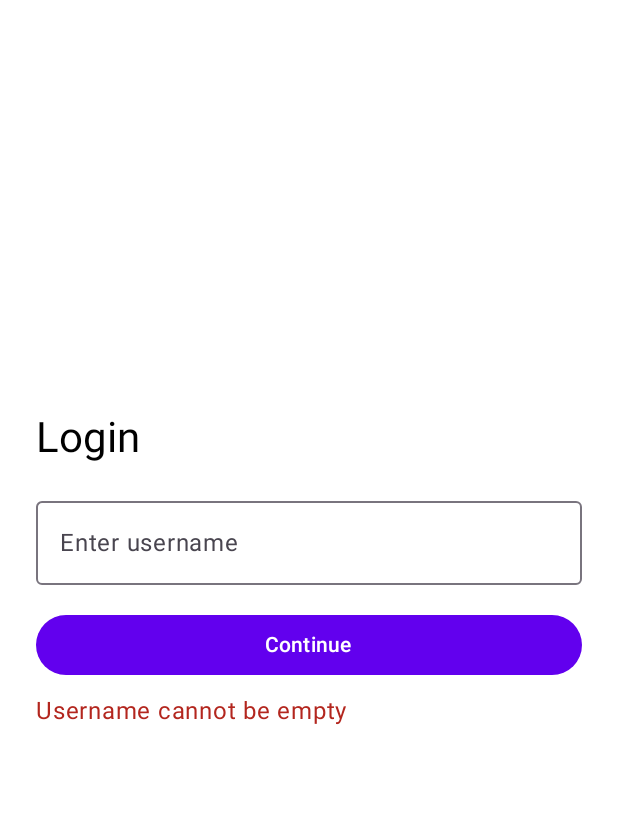
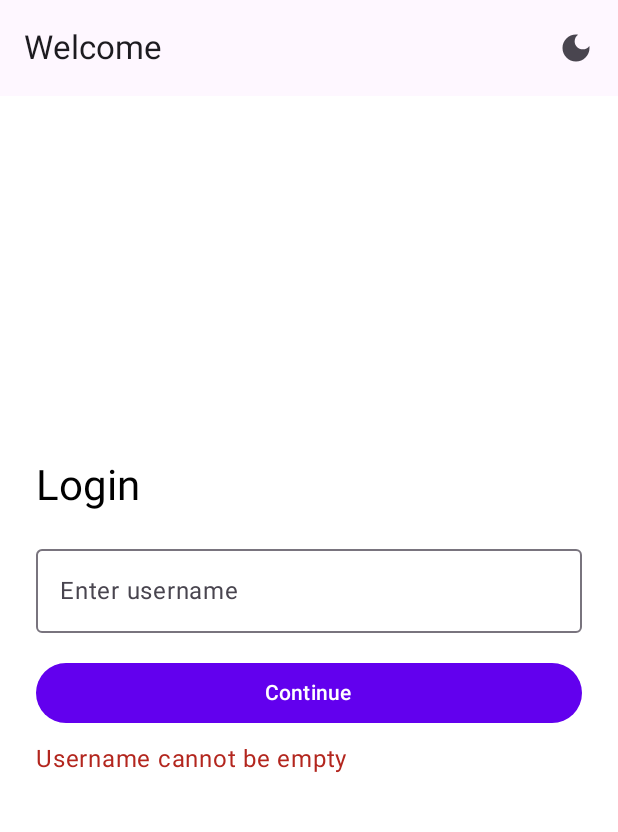
Before and after one commit to DejmianMihailov/Project-Logbook-Mobile, an Android app built with Jetpack Compose: the screen it shows after launch (MainActivity), after a tap on "Continue", on a phone screen of 412 x 824 dp, the part 96-928 px from its top. Run offline under Robolectric (Android 15) with nearby library versions, the phone set to English and light mode, and no system bars; our stand-ins replace Room's generated code.

```diff
--- a/app/src/main/java/com/example/mobilelogbook/ui/MainScreen.kt
+++ b/app/src/main/java/com/example/mobilelogbook/ui/MainScreen.kt
@@ -1,7 +1,6 @@
 package com.example.mobilelogbook.ui
 
 import android.content.res.Configuration
-import androidx.compose.ui.unit.dp
 import android.widget.Toast
 import androidx.compose.foundation.layout.*
 import androidx.compose.material.icons.Icons
@@ -14,6 +13,7 @@ import androidx.compose.runtime.*
 import androidx.compose.ui.Modifier
 import androidx.compose.ui.platform.LocalConfiguration
 import androidx.compose.ui.platform.LocalContext
+import androidx.compose.ui.unit.dp
 import androidx.navigation.compose.*
 import com.example.mobilelogbook.repository.FlightRepository
 import com.example.mobilelogbook.session.UserSession
@@ -31,14 +31,21 @@ fun MainScreen(
     val navController = rememberNavController()
     val isDarkTheme by themeViewModel.isDarkTheme.collectAsState()
     val context = LocalContext.current
-
     val configuration = LocalConfiguration.current
     val isLandscape = configuration.orientation == Configuration.ORIENTATION_LANDSCAPE
-    val isUserLoggedIn = UserSession.getUsername() != null
 
-    // 🛡️ Блокира достъпа до landscape layout ако потребителят не е логнат
-    if (isLandscape && !isUserLoggedIn) {
-        LoginScreen(navController = navController)
+    // 🔁 Реактивно състояние за логнат потребител
+    val usernameState = remember { mutableStateOf(UserSession.getUsername()) }
+
+    // 🛡️ Ако не е логнат и е в landscape → показваме Login ръчно
+    if (isLandscape && usernameState.value == null) {
+        LoginScreen(
+            navController = navController,
+            themeViewModel = themeViewModel,
+            onLoginSuccess = {
+                usernameState.value = UserSession.getUsername()
+            }
+        )
         return
     }
 
@@ -53,12 +60,17 @@ fun MainScreen(
                             contentDescription = "Toggle Theme"
                         )
                     }
-                    if (isUserLoggedIn) {
+                    if (usernameState.value != null) {
                         IconButton(onClick = {
                             UserSession.clear()
+                            usernameState.value = null
                             Toast.makeText(context, "Signed out successfully", Toast.LENGTH_SHORT).show()
-                            navController.navigate("login") {
-                                popUpTo("flightList") { inclusive = true }
+
+                            // ❗️ Навигация само в portrait
+                            if (!isLandscape) {
+                                navController.navigate("login") {
+                                    popUpTo("flightList") { inclusive = true }
+                                }
                             }
                         }) {
                             Icon(Icons.Default.Logout, contentDescription = "Sign Out")
@@ -68,7 +80,7 @@ fun MainScreen(
             )
         },
         floatingActionButton = {
-            if (!isLandscape && isUserLoggedIn) {
+            if (!isLandscape && usernameState.value != null) {
                 FloatingActionButton(onClick = {
                     navController.navigate("addFlight")
                 }) {
@@ -77,8 +89,8 @@ fun MainScreen(
             }
         }
     ) { padding ->
-        if (isLandscape && isUserLoggedIn) {
-            // 🖥️ Landscape режим – два панела
+        if (isLandscape && usernameState.value != null) {
+            // 💻 Split layout на таблет
             Row(
                 modifier = Modifier
                     .fillMaxSize()
@@ -98,14 +110,26 @@ fun MainScreen(
                 )
             }
         } else {
-            // 📱 Portrait режим – класическа навигация
+            // 📱 Навигация за телефон/portrait
             NavHost(
                 navController = navController,
-                startDestination = if (isUserLoggedIn) "flightList" else "login",
+                startDestination = if (usernameState.value != null) "flightList" else "login",
                 modifier = Modifier.padding(padding)
             ) {
                 composable("login") {
-                    LoginScreen(navController)
+                    LoginScreen(
+                        navController = navController,
+                        themeViewModel = themeViewModel,
+                        onLoginSuccess = {
+                            usernameState.value = UserSession.getUsername()
+                            // ✅ Само в portrait навигираме
+                            if (!isLandscape) {
+                                navController.navigate("flightList") {
+                                    popUpTo("login") { inclusive = true }
+                                }
+                            }
+                        }
+                    )
                 }
                 composable("flightList") {
                     FlightListScreen(navController, repository)
--- a/app/src/main/java/com/example/mobilelogbook/ui/screens/LoginScreen.kt
+++ b/app/src/main/java/com/example/mobilelogbook/ui/screens/LoginScreen.kt
@@ -1,31 +1,80 @@
 package com.example.mobilelogbook.ui.screens
 
+import android.content.res.Configuration
+import android.widget.Toast
 import androidx.compose.foundation.layout.*
+import androidx.compose.material.icons.Icons
+import androidx.compose.material.icons.filled.DarkMode
+import androidx.compose.material.icons.filled.LightMode
 import androidx.compose.material3.*
 import androidx.compose.runtime.*
 import androidx.compose.ui.Modifier
+import androidx.compose.ui.platform.LocalConfiguration
+import androidx.compose.ui.platform.LocalContext
 import androidx.compose.ui.unit.dp
 import androidx.navigation.NavController
 import com.example.mobilelogbook.session.UserSession
+import com.example.mobilelogbook.ui.theme.ThemeViewModel
 
+@OptIn(ExperimentalMaterial3Api::class)
 @Composable
-fun LoginScreen(navController: NavController) {
+fun LoginScreen(
+    navController: NavController,
+    onLoginSuccess: () -> Unit,
+    themeViewModel: ThemeViewModel
+) {
+    val context = LocalContext.current
+    val isDarkTheme by themeViewModel.isDarkTheme.collectAsState()
+
+    val configuration = LocalConfiguration.current
+    val isLandscape = configuration.orientation == Configuration.ORIENTATION_LANDSCAPE
+
     var username by remember { mutableStateOf("") }
-    var error by remember { mutableStateOf("") }
+    var errorMessage by remember { mutableStateOf("") }
 
+    // ✅ Автоматично логване само в portrait режим
+    LaunchedEffect(Unit) {
+        val savedUser = UserSession.getUsername()
+        if (!savedUser.isNullOrEmpty() && !isLandscape) {
+            onLoginSuccess()
+        }
+    }
+
+    Scaffold(
+        topBar = {
+            TopAppBar(
+                title = { Text("Welcome") },
+                actions = {
+                    IconButton(onClick = { themeViewModel.toggleTheme() }) {
+                        Icon(
+                            imageVector = if (isDarkTheme) Icons.Default.LightMode else Icons.Default.DarkMode,
+                            contentDescription = "Toggle Theme"
+                        )
+                    }
+                }
+            )
+        }
+    ) { padding ->
         Column(
             modifier = Modifier
                 .fillMaxSize()
+                .padding(padding)
                 .padding(24.dp),
             verticalArrangement = Arrangement.Center
         ) {
-        Text("Login", style = MaterialTheme.typography.headlineMedium)
+            Text(
+                text = "Login",
+                style = MaterialTheme.typography.headlineMedium
+            )
 
             Spacer(modifier = Modifier.height(16.dp))
 
             OutlinedTextField(
                 value = username,
-            onValueChange = { username = it },
+                onValueChange = {
+                    username = it
+                    errorMessage = ""
+                },
                 label = { Text("Enter username") },
                 singleLine = true,
                 modifier = Modifier.fillMaxWidth()
@@ -36,12 +85,11 @@ fun LoginScreen(navController: NavController) {
             Button(
                 onClick = {
                     if (username.isNotBlank()) {
-                    UserSession.setUsername(username)
-                    navController.navigate("flightList") {
-                        popUpTo("login") { inclusive = true }
-                    }
+                        UserSession.setUsername(username.trim())
+                        Toast.makeText(context, "Welcome, $username!", Toast.LENGTH_SHORT).show()
+                        onLoginSuccess()
                     } else {
-                    error = "Username cannot be empty"
+                        errorMessage = "Username cannot be empty"
                     }
                 },
                 modifier = Modifier.fillMaxWidth()
@@ -49,9 +97,13 @@ fun LoginScreen(navController: NavController) {
                 Text("Continue")
             }
 
-        if (error.isNotEmpty()) {
+            if (errorMessage.isNotEmpty()) {
                 Spacer(modifier = Modifier.height(8.dp))
-            Text(error, color = MaterialTheme.colorScheme.error)
+                Text(
+                    text = errorMessage,
+                    color = MaterialTheme.colorScheme.error
+                )
             }
         }
     }
+}
```
Also changed, not shown: 3 other files. Lines whose indentation alone changed are shown as unchanged.
